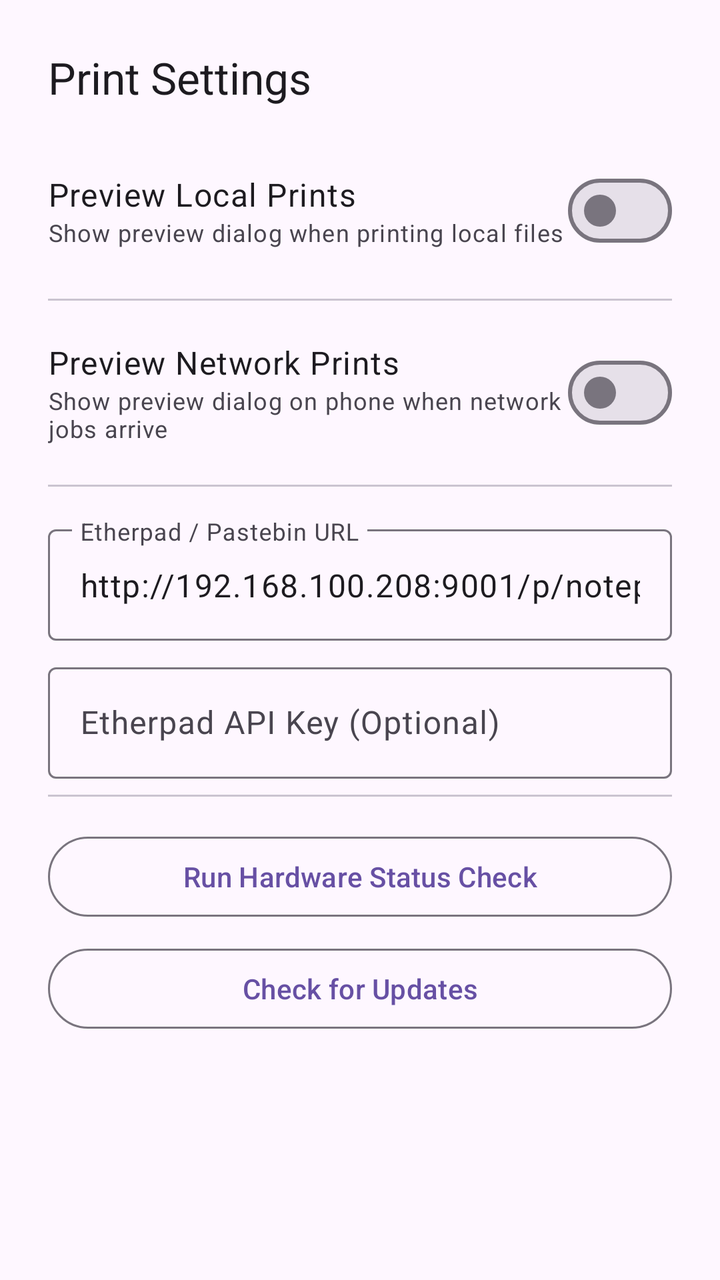
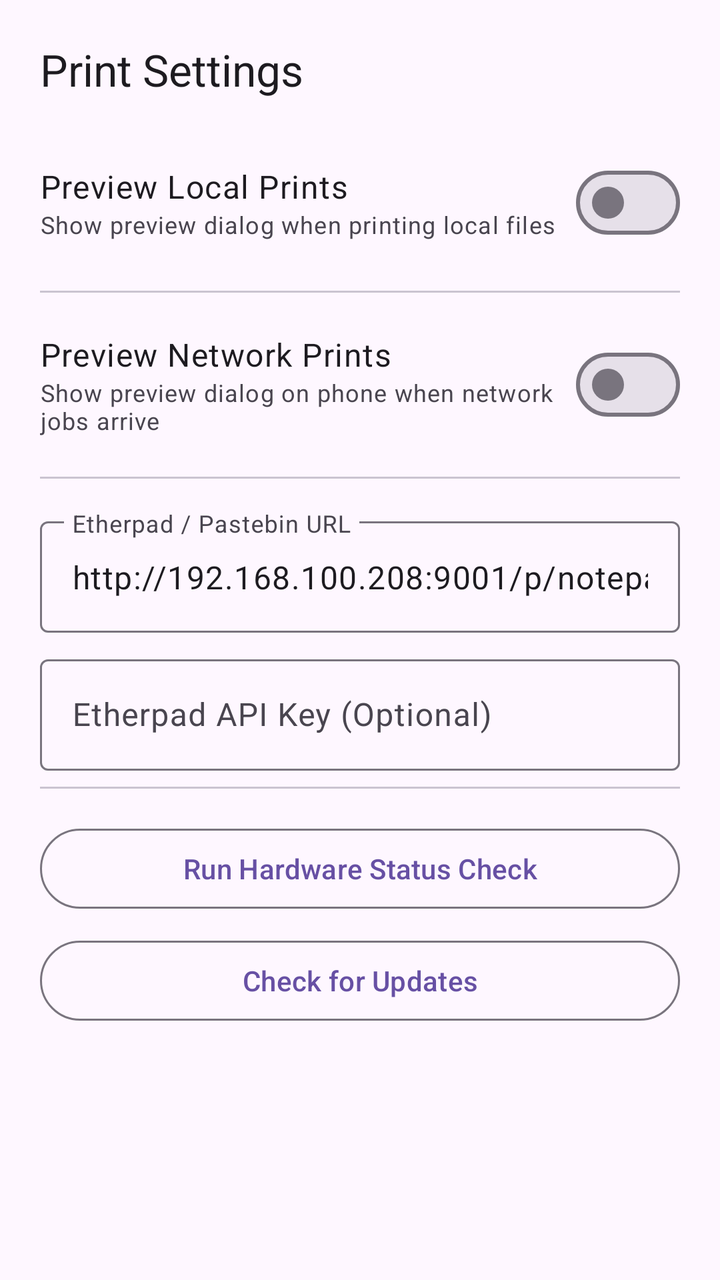

Two renders of the same Android screen: before a commit and after it. Below are the layout's source before the change and the commit's diff.
<!-- AndroidManifest.xml: application theme Theme.RolloPrint -->
<!-- res/layout/dialog_settings.xml -->
<?xml version="1.0" encoding="utf-8"?>
<LinearLayout xmlns:android="http://schemas.android.com/apk/res/android"
    android:layout_width="match_parent"
    android:layout_height="wrap_content"
    android:orientation="vertical"
    android:padding="24dp">

    <TextView
        android:layout_width="wrap_content"
        android:layout_height="wrap_content"
        android:text="@string/print_settings_title"
        android:textAppearance="?attr/textAppearanceTitleLarge"
        android:textColor="?attr/colorOnSurface"
        android:layout_marginBottom="16dp" />

    
    <LinearLayout
        android:layout_width="match_parent"
        android:layout_height="wrap_content"
        android:orientation="horizontal"
        android:gravity="center_vertical"
        android:paddingVertical="12dp">

        <LinearLayout
            android:layout_width="0dp"
            android:layout_height="wrap_content"
            android:layout_weight="1"
            android:orientation="vertical">

            <TextView
                android:layout_width="wrap_content"
                android:layout_height="wrap_content"
                android:text="@string/preview_local_prints"
                android:textAppearance="?attr/textAppearanceBodyLarge"
                android:textColor="?attr/colorOnSurface" />

            <TextView
                android:layout_width="wrap_content"
                android:layout_height="wrap_content"
                android:text="@string/preview_local_prints_sub"
                android:textAppearance="?attr/textAppearanceBodySmall"
                android:textColor="?attr/colorOnSurfaceVariant" />
        </LinearLayout>

        <com.google.android.material.materialswitch.MaterialSwitch
            android:id="@+id/switchLocalPreviewDialog"
            android:layout_width="wrap_content"
            android:layout_height="wrap_content" />
    </LinearLayout>

    <com.google.android.material.divider.MaterialDivider
        android:layout_width="match_parent"
        android:layout_height="wrap_content"
        android:layout_marginVertical="8dp" />

    
    <LinearLayout
        android:layout_width="match_parent"
        android:layout_height="wrap_content"
        android:orientation="horizontal"
        android:gravity="center_vertical"
        android:paddingVertical="12dp">

        <LinearLayout
            android:layout_width="0dp"
            android:layout_height="wrap_content"
            android:layout_weight="1"
            android:orientation="vertical">

            <TextView
                android:layout_width="wrap_content"
                android:layout_height="wrap_content"
                android:text="@string/preview_network_prints"
                android:textAppearance="?attr/textAppearanceBodyLarge"
                android:textColor="?attr/colorOnSurface" />

            <TextView
                android:layout_width="wrap_content"
                android:layout_height="wrap_content"
                android:text="@string/preview_network_prints_sub"
                android:textAppearance="?attr/textAppearanceBodySmall"
                android:textColor="?attr/colorOnSurfaceVariant" />
        </LinearLayout>

        <com.google.android.material.materialswitch.MaterialSwitch
            android:id="@+id/switchNetworkPreviewDialog"
            android:layout_width="wrap_content"
            android:layout_height="wrap_content" />
    </LinearLayout>

    <com.google.android.material.divider.MaterialDivider
        android:layout_width="match_parent"
        android:layout_height="wrap_content"
        android:layout_marginVertical="8dp" />

    
    <com.google.android.material.textfield.TextInputLayout
        style="@style/Widget.Material3.TextInputLayout.OutlinedBox"
        android:layout_width="match_parent"
        android:layout_height="wrap_content"
        android:hint="@string/etherpad_url_hint"
        android:layout_marginTop="8dp">

        <com.google.android.material.textfield.TextInputEditText
            android:id="@+id/etEtherpadUrl"
            android:layout_width="match_parent"
            android:layout_height="wrap_content"
            android:inputType="textUri"
            android:text="http://192.168.100.208:9001/p/notepad" />
    </com.google.android.material.textfield.TextInputLayout>

    <com.google.android.material.textfield.TextInputLayout
        style="@style/Widget.Material3.TextInputLayout.OutlinedBox"
        android:layout_width="match_parent"
        android:layout_height="wrap_content"
        android:hint="Etherpad API Key (Optional)"
        android:layout_marginTop="8dp">

        <com.google.android.material.textfield.TextInputEditText
            android:id="@+id/etEtherpadApiKey"
            android:layout_width="match_parent"
            android:layout_height="wrap_content"
            android:inputType="textPassword" />
    </com.google.android.material.textfield.TextInputLayout>

    <com.google.android.material.divider.MaterialDivider
        android:layout_width="match_parent"
        android:layout_height="wrap_content"
        android:layout_marginVertical="8dp" />

    
    <com.google.android.material.button.MaterialButton
        android:id="@+id/btnDiagnostics"
        style="@style/Widget.Material3.Button.OutlinedButton"
        android:layout_width="match_parent"
        android:layout_height="wrap_content"
        android:layout_marginTop="8dp"
        android:text="Run Hardware Status Check" />

    
    <com.google.android.material.button.MaterialButton
        android:id="@+id/btnCheckUpdates"
        style="@style/Widget.Material3.Button.OutlinedButton"
        android:layout_width="match_parent"
        android:layout_height="wrap_content"
        android:layout_marginTop="8dp"
        android:text="@string/check_updates" />

</LinearLayout>
<!-- resources referenced by this layout -->
<resources>
  <string name="check_updates">Check for Updates</string>
  <string name="etherpad_url_hint">Etherpad / Pastebin URL</string>
  <string name="preview_local_prints">Preview Local Prints</string>
  <string name="preview_local_prints_sub">Show preview dialog when printing local files</string>
  <string name="preview_network_prints">Preview Network Prints</string>
  <string name="preview_network_prints_sub">Show preview dialog on phone when network jobs arrive</string>
  <string name="print_settings_title">Print Settings</string>
  <style name="Theme.RolloPrint" parent="Base.Theme.RolloPrint" />
  <style name="Base.Theme.RolloPrint" parent="Theme.Material3.DayNight.NoActionBar">
          
          <item name="android:windowLayoutInDisplayCutoutMode" tools:targetApi="p">shortEdges</item>
      </style>
</resources>

<!-- the commit's change to res/layout/dialog_settings.xml (unified diff, before → after) -->
@@ -1,149 +1,155 @@
 <?xml version="1.0" encoding="utf-8"?>
-<LinearLayout xmlns:android="http://schemas.android.com/apk/res/android"
+<ScrollView xmlns:android="http://schemas.android.com/apk/res/android"
     android:layout_width="match_parent"
     android:layout_height="wrap_content"
-    android:orientation="vertical"
-    android:padding="24dp">
+    android:scrollbars="vertical"
+    android:padding="20dp">
 
-    <TextView
-        android:layout_width="wrap_content"
-        android:layout_height="wrap_content"
-        android:text="@string/print_settings_title"
-        android:textAppearance="?attr/textAppearanceTitleLarge"
-        android:textColor="?attr/colorOnSurface"
-        android:layout_marginBottom="16dp" />
-
-    
     <LinearLayout
         android:layout_width="match_parent"
         android:layout_height="wrap_content"
-        android:orientation="horizontal"
-        android:gravity="center_vertical"
-        android:paddingVertical="12dp">
+        android:orientation="vertical">
 
+        <TextView
+            android:layout_width="wrap_content"
+            android:layout_height="wrap_content"
+            android:text="@string/print_settings_title"
+            android:textAppearance="?attr/textAppearanceTitleLarge"
+            android:textColor="?attr/colorOnSurface"
+            android:layout_marginBottom="16dp" />
+
+        
         <LinearLayout
-            android:layout_width="0dp"
+            android:layout_width="match_parent"
             android:layout_height="wrap_content"
-            android:layout_weight="1"
-            android:orientation="vertical">
+            android:orientation="horizontal"
+            android:gravity="center_vertical"
+            android:paddingVertical="12dp">
 
-            <TextView
+            <LinearLayout
+                android:layout_width="0dp"
+                android:layout_height="wrap_content"
+                android:layout_weight="1"
+                android:orientation="vertical">
+
+                <TextView
+                    android:layout_width="wrap_content"
+                    android:layout_height="wrap_content"
+                    android:text="@string/preview_local_prints"
+                    android:textAppearance="?attr/textAppearanceBodyLarge"
+                    android:textColor="?attr/colorOnSurface" />
+
+                <TextView
+                    android:layout_width="wrap_content"
+                    android:layout_height="wrap_content"
+                    android:text="@string/preview_local_prints_sub"
+                    android:textAppearance="?attr/textAppearanceBodySmall"
+                    android:textColor="?attr/colorOnSurfaceVariant" />
+            </LinearLayout>
+
+            <com.google.android.material.materialswitch.MaterialSwitch
+                android:id="@+id/switchLocalPreviewDialog"
                 android:layout_width="wrap_content"
-                android:layout_height="wrap_content"
-                android:text="@string/preview_local_prints"
-                android:textAppearance="?attr/textAppearanceBodyLarge"
-                android:textColor="?attr/colorOnSurface" />
-
-            <TextView
-                android:layout_width="wrap_content"
-                android:layout_height="wrap_content"
-                android:text="@string/preview_local_prints_sub"
-                android:textAppearance="?attr/textAppearanceBodySmall"
-                android:textColor="?attr/colorOnSurfaceVariant" />
+                android:layout_height="wrap_content" />
         </LinearLayout>
 
-        <com.google.android.material.materialswitch.MaterialSwitch
-            android:id="@+id/switchLocalPreviewDialog"
-            android:layout_width="wrap_content"
-            android:layout_height="wrap_content" />
-    </LinearLayout>
+        <com.google.android.material.divider.MaterialDivider
+            android:layout_width="match_parent"
+            android:layout_height="wrap_content"
+            android:layout_marginVertical="8dp" />
 
-    <com.google.android.material.divider.MaterialDivider
-        android:layout_width="match_parent"
-        android:layout_height="wrap_content"
-        android:layout_marginVertical="8dp" />
+        
+        <LinearLayout
+            android:layout_width="match_parent"
+            android:layout_height="wrap_content"
+            android:orientation="horizontal"
+            android:gravity="center_vertical"
+            android:paddingVertical="12dp">
 
-    
-    <LinearLayout
-        android:layout_width="match_parent"
-        android:layout_height="wrap_content"
-        android:orientation="horizontal"
-        android:gravity="center_vertical"
-        android:paddingVertical="12dp">
+            <LinearLayout
+                android:layout_width="0dp"
+                android:layout_height="wrap_content"
+                android:layout_weight="1"
+                android:orientation="vertical">
 
-        <LinearLayout
-            android:layout_width="0dp"
-            android:layout_height="wrap_content"
-            android:layout_weight="1"
-            android:orientation="vertical">
+                <TextView
+                    android:layout_width="wrap_content"
+                    android:layout_height="wrap_content"
+                    android:text="@string/preview_network_prints"
+                    android:textAppearance="?attr/textAppearanceBodyLarge"
+                    android:textColor="?attr/colorOnSurface" />
 
-            <TextView
-                android:layout_width="wrap_content"
-                android:layout_height="wrap_content"
-                android:text="@string/preview_network_prints"
-                android:textAppearance="?attr/textAppearanceBodyLarge"
-                android:textColor="?attr/colorOnSurface" />
-
-            <TextView
-                android:layout_width="wrap_content"
-                android:layout_height="wrap_content"
-                android:text="@string/preview_network_prints_sub"
-                android:textAppearance="?attr/textAppearanceBodySmall"
-                android:textColor="?attr/colorOnSurfaceVariant" />
-        </LinearLayout>
+                <TextView
+                    android:layout_width="wrap_content"
+                    android:layout_height="wrap_content"
+                    android:text="@string/preview_network_prints_sub"
+                    android:textAppearance="?attr/textAppearanceBodySmall"
+                    android:textColor="?attr/colorOnSurfaceVariant" />
+            </LinearLayout>
 
         <com.google.android.material.materialswitch.MaterialSwitch
             android:id="@+id/switchNetworkPreviewDialog"
             android:layout_width="wrap_content"
             android:layout_height="wrap_content" />
-    </LinearLayout>
+        </LinearLayout>
 
-    <com.google.android.material.divider.MaterialDivider
-        android:layout_width="match_parent"
-        android:layout_height="wrap_content"
-        android:layout_marginVertical="8dp" />
-
-    
-    <com.google.android.material.textfield.TextInputLayout
-        style="@style/Widget.Material3.TextInputLayout.OutlinedBox"
-        android:layout_width="match_parent"
-        android:layout_height="wrap_content"
-        android:hint="@string/etherpad_url_hint"
-        android:layout_marginTop="8dp">
-
-        <com.google.android.material.textfield.TextInputEditText
-            android:id="@+id/etEtherpadUrl"
+        <com.google.android.material.divider.MaterialDivider
             android:layout_width="match_parent"
             android:layout_height="wrap_content"
-            android:inputType="textUri"
-            android:text="http://192.168.100.208:9001/p/notepad" />
-    </com.google.android.material.textfield.TextInputLayout>
+            android:layout_marginVertical="8dp" />
 
-    <com.google.android.material.textfield.TextInputLayout
-        style="@style/Widget.Material3.TextInputLayout.OutlinedBox"
-        android:layout_width="match_parent"
-        android:layout_height="wrap_content"
-        android:hint="Etherpad API Key (Optional)"
-        android:layout_marginTop="8dp">
-
-        <com.google.android.material.textfield.TextInputEditText
-            android:id="@+id/etEtherpadApiKey"
+        
+        <com.google.android.material.textfield.TextInputLayout
+            style="@style/Widget.Material3.TextInputLayout.OutlinedBox"
             android:layout_width="match_parent"
             android:layout_height="wrap_content"
-            android:inputType="textPassword" />
-    </com.google.android.material.textfield.TextInputLayout>
+            android:hint="@string/etherpad_url_hint"
+            android:layout_marginTop="8dp">
 
-    <com.google.android.material.divider.MaterialDivider
-        android:layout_width="match_parent"
-        android:layout_height="wrap_content"
-        android:layout_marginVertical="8dp" />
+            <com.google.android.material.textfield.TextInputEditText
+                android:id="@+id/etEtherpadUrl"
+                android:layout_width="match_parent"
+                android:layout_height="wrap_content"
+                android:inputType="textUri"
+                android:text="http://192.168.100.208:9001/p/notepad" />
+        </com.google.android.material.textfield.TextInputLayout>
 
-    
-    <com.google.android.material.button.MaterialButton
-        android:id="@+id/btnDiagnostics"
-        style="@style/Widget.Material3.Button.OutlinedButton"
-        android:layout_width="match_parent"
-        android:layout_height="wrap_content"
-        android:layout_marginTop="8dp"
-        android:text="Run Hardware Status Check" />
+        <com.google.android.material.textfield.TextInputLayout
+            style="@style/Widget.Material3.TextInputLayout.OutlinedBox"
+            android:layout_width="match_parent"
+            android:layout_height="wrap_content"
+            android:hint="Etherpad API Key (Optional)"
+            android:layout_marginTop="8dp">
 
-    
-    <com.google.android.material.button.MaterialButton
-        android:id="@+id/btnCheckUpdates"
-        style="@style/Widget.Material3.Button.OutlinedButton"
-        android:layout_width="match_parent"
-        android:layout_height="wrap_content"
-        android:layout_marginTop="8dp"
-        android:text="@string/check_updates" />
+            <com.google.android.material.textfield.TextInputEditText
+                android:id="@+id/etEtherpadApiKey"
+                android:layout_width="match_parent"
+                android:layout_height="wrap_content"
+                android:inputType="textPassword" />
+        </com.google.android.material.textfield.TextInputLayout>
 
-</LinearLayout>
+        <com.google.android.material.divider.MaterialDivider
+            android:layout_width="match_parent"
+            android:layout_height="wrap_content"
+            android:layout_marginVertical="8dp" />
+
+        
+        <com.google.android.material.button.MaterialButton
+            android:id="@+id/btnDiagnostics"
+            style="@style/Widget.Material3.Button.OutlinedButton"
+            android:layout_width="match_parent"
+            android:layout_height="wrap_content"
+            android:layout_marginTop="8dp"
+            android:text="Run Hardware Status Check" />
+
+        
+        <com.google.android.material.button.MaterialButton
+            android:id="@+id/btnCheckUpdates"
+            style="@style/Widget.Material3.Button.OutlinedButton"
+            android:layout_width="match_parent"
+            android:layout_height="wrap_content"
+            android:layout_marginTop="8dp"
+            android:text="@string/check_updates" />
+
+    </LinearLayout>
+</ScrollView>
